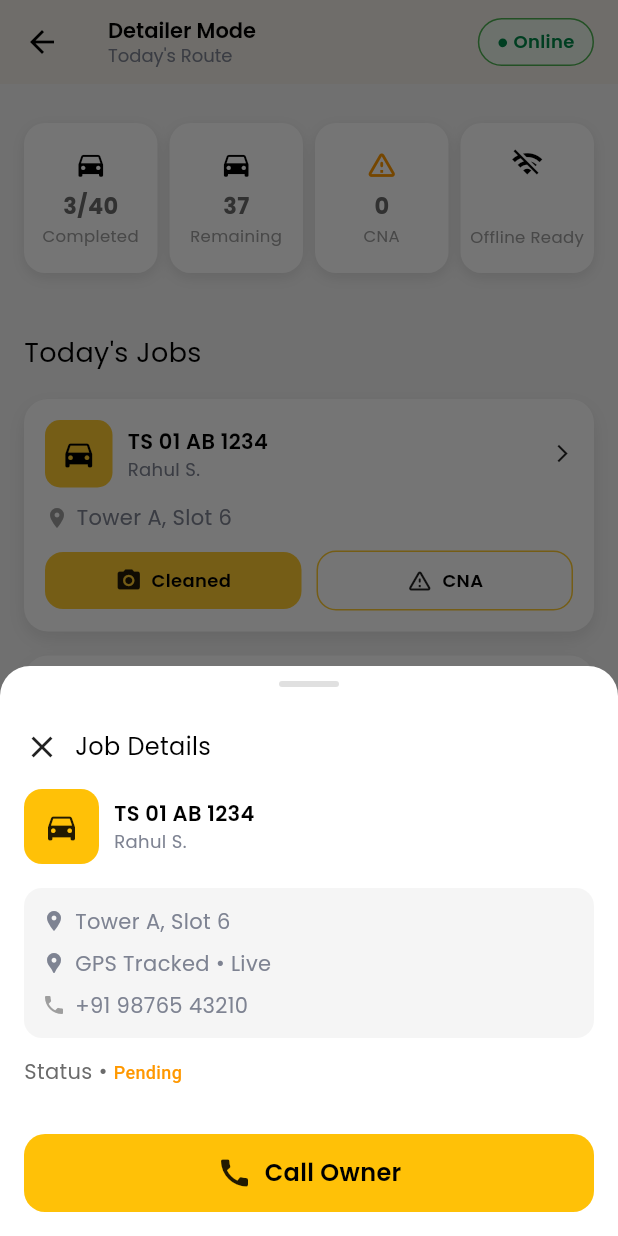
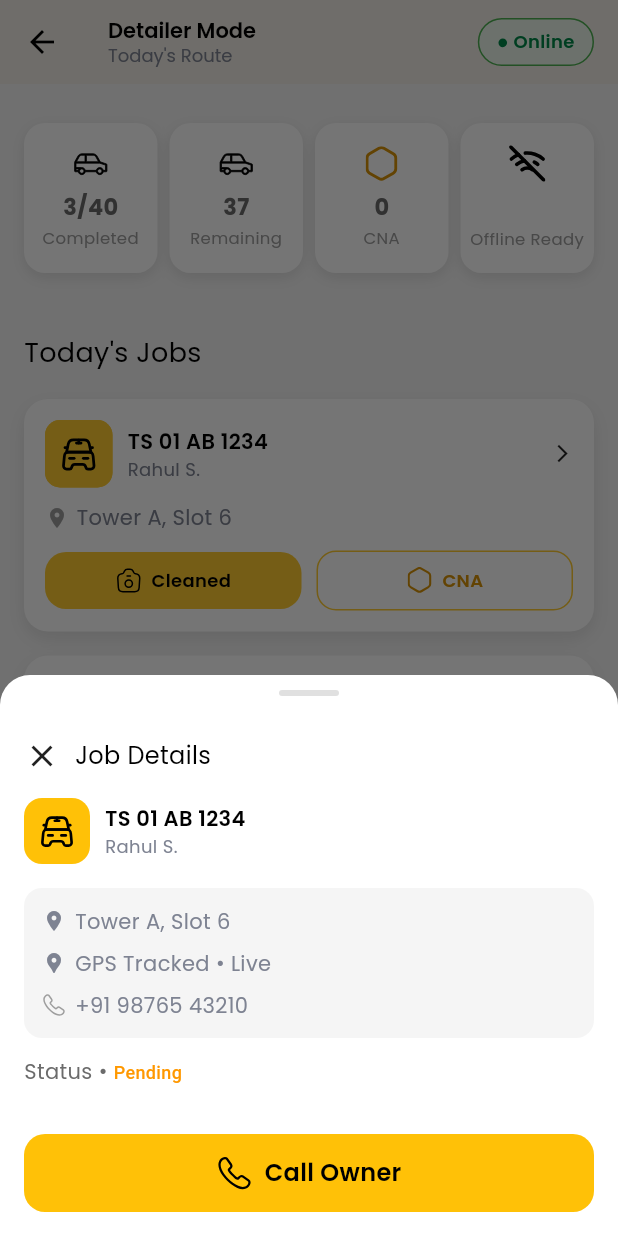
Before and after one commit to Arjun-52/autozy_vendor_app, a Flutter app: the DetailerDashboard screen opened by its route, after a tap on "TS 01 AB 1234", on a phone screen of 412 x 824 dp. Run offline on Flutter 3.47's test engine with Material 3 defaults, Android fonts, the phone set to English and light mode, and no system bars; our stand-ins replace another_flushbar, flutter_svg, go_router, image_picker.

Commit message:
icon changes

```diff
--- a/lib/views/detailer/screens/detailer_dashboard.dart
+++ b/lib/views/detailer/screens/detailer_dashboard.dart
@@ -1,4 +1,5 @@
 import 'package:flutter/material.dart';
+import 'package:flutter_svg/svg.dart';
 import 'package:provider/provider.dart';
 import '../widgets/status_card.dart';
 import '../widgets/job_card.dart';
@@ -119,10 +120,14 @@ class _DetailerDashboardState extends State<DetailerDashboard> {
             const SizedBox(height: 10),
 
             Row(
-              children: const [
+              children: [
                 Expanded(
                   child: StatusCard(
-                    icon: Icons.directions_car,
+                    icon: SvgPicture.asset(
+                      "assets/images/Car.svg",
+                      height: 24,
+                      width: 24,
+                    ),
                     title: "3/40",
                     subtitle: "Completed",
                   ),
@@ -131,7 +136,11 @@ class _DetailerDashboardState extends State<DetailerDashboard> {
 
                 Expanded(
                   child: StatusCard(
-                    icon: Icons.directions_car,
+                    icon: SvgPicture.asset(
+                      "assets/images/Car.svg",
+                      height: 24,
+                      width: 24,
+                    ),
                     title: "37",
                     subtitle: "Remaining",
                   ),
@@ -140,7 +149,11 @@ class _DetailerDashboardState extends State<DetailerDashboard> {
 
                 Expanded(
                   child: StatusCard(
-                    icon: Icons.warning_amber_rounded,
+                    icon: SvgPicture.asset(
+                      "assets/images/disclaimer.svg",
+                      height: 24,
+                      width: 24,
+                    ),
                     title: "0",
                     subtitle: "CNA",
                     iconColor: Colors.orange,
@@ -150,7 +163,11 @@ class _DetailerDashboardState extends State<DetailerDashboard> {
 
                 Expanded(
                   child: StatusCard(
-                    icon: Icons.wifi_off,
+                    icon: SvgPicture.asset(
+                      "assets/images/wifi_off.svg",
+                      height: 24,
+                      width: 24,
+                    ),
                     title: "",
                     subtitle: "Offline Ready",
                   ),
--- a/lib/views/detailer/widgets/capture_photo_bottom_sheet.dart
+++ b/lib/views/detailer/widgets/capture_photo_bottom_sheet.dart
@@ -1,6 +1,7 @@
 import 'package:autozy_vendor_app/core/utils/snackbar_helper.dart';
 import 'package:autozy_vendor_app/core/services/navigation_service.dart';
 import 'package:flutter/material.dart';
+import 'package:flutter_svg/svg.dart';
 import 'package:provider/provider.dart';
 import 'package:image_picker/image_picker.dart';
 import 'dart:io';
@@ -141,12 +142,20 @@ class _CapturePhotoBottomSheetState extends State<CapturePhotoBottomSheet> {
                       color: Colors.amber,
                       borderRadius: BorderRadius.circular(14),
                     ),
-                    child: const Row(
+                    child: Row(
                       mainAxisAlignment: MainAxisAlignment.center,
                       children: [
-                        Icon(Icons.camera_alt),
-                        SizedBox(width: 8),
-                        Text(
+                        SvgPicture.asset(
+                          "assets/images/camera.svg",
+                          height: 24,
+                          width: 24,
+                          colorFilter: const ColorFilter.mode(
+                            Colors.black,
+                            BlendMode.srcIn,
+                          ),
+                        ),
+                        const SizedBox(width: 8),
+                        const Text(
                           "Take Photo",
                           style: TextStyle(
                             fontWeight: FontWeight.w500,
--- a/lib/views/detailer/widgets/job_card.dart
+++ b/lib/views/detailer/widgets/job_card.dart
@@ -2,6 +2,7 @@ import 'dart:core';
 
 import 'package:autozy_vendor_app/views/detailer/widgets/capture_photo_bottom_sheet.dart';
 import 'package:flutter/material.dart';
+import 'package:flutter_svg/svg.dart';
 import 'package:provider/provider.dart';
 import '../../../core/constants/app_colors.dart';
 import '../../../viewmodels/dashboard_viewmodel.dart';
@@ -80,10 +81,25 @@ class JobCard extends StatelessWidget {
                         : AppColors.primary,
                     borderRadius: BorderRadius.circular(10),
                   ),
-                  child: Icon(
-                    isCNA ? Icons.directions_car : Icons.directions_car,
-                    color: isCNA ? Colors.red.shade500 : Colors.black,
-                    size: 24,
+                  child: Container(
+                    height: 44,
+                    width: 44,
+                    padding: const EdgeInsets.all(10.29),
+                    decoration: BoxDecoration(
+                      color: isCNA
+                          ? Colors.red.shade100
+                          : isCompleted
+                          ? Colors.grey.shade400
+                          : AppColors.primary,
+                      borderRadius: BorderRadius.circular(10),
+                    ),
+                    child: SvgPicture.asset(
+                      "assets/images/car2.svg",
+                      height: 20,
+                      width: 20,
+                      fit: BoxFit.contain,
+                      color: isCNA ? Colors.red.shade500 : Colors.black,
+                    ),
                   ),
                 ),
 
@@ -171,14 +187,22 @@ class JobCard extends StatelessWidget {
                         padding: const EdgeInsets.symmetric(vertical: 10),
                         decoration: BoxDecoration(
                           color: AppColors.primary,
-                          borderRadius: BorderRadius.circular(12),
+                          borderRadius: BorderRadius.circular(14),
                         ),
-                        child: const Row(
+                        child: Row(
                           mainAxisAlignment: MainAxisAlignment.center,
                           children: [
-                            Icon(Icons.camera_alt, size: 18),
-                            SizedBox(width: 6),
-                            Text(
+                            SvgPicture.asset(
+                              "assets/images/camera.svg",
+                              height: 18,
+                              width: 18,
+                              colorFilter: const ColorFilter.mode(
+                                Colors.black,
+                                BlendMode.srcIn,
+                              ),
+                            ),
+                            const SizedBox(width: 6),
+                            const Text(
                               "Cleaned",
                               style: TextStyle(
                                 fontWeight: FontWeight.w600,
@@ -208,17 +232,25 @@ class JobCard extends StatelessWidget {
                           border: Border.all(color: AppColors.primary),
                           borderRadius: BorderRadius.circular(13),
                         ),
-                        child: const Row(
+                        child: Row(
                           mainAxisAlignment: MainAxisAlignment.center,
                           children: [
-                            Icon(Icons.warning_amber_rounded, size: 18),
-                            SizedBox(width: 6),
-                            Text(
+                            SvgPicture.asset(
+                              "assets/images/disclaimer.svg",
+                              height: 18,
+                              width: 18,
+                              colorFilter: const ColorFilter.mode(
+                                Color(0xffD79306),
+                                BlendMode.srcIn,
+                              ),
+                            ),
+                            const SizedBox(width: 6),
+                            const Text(
                               "CNA",
                               style: TextStyle(
                                 fontSize: 12,
                                 fontWeight: FontWeight.w600,
-                                color: Colors.black,
+                                color: Color(0xffD79306),
                               ),
                             ),
                           ],
@@ -253,11 +285,19 @@ class JobCard extends StatelessWidget {
                         ),
                       ],
                     ),
-                    child: const Row(
+                    child: Row(
                       mainAxisAlignment: MainAxisAlignment.center,
                       children: [
-                        Icon(Icons.undo, size: 18),
-                        SizedBox(width: 6),
+                        SvgPicture.asset(
+                          "assets/images/undo.svg",
+                          height: 18,
+                          width: 18,
+                          colorFilter: const ColorFilter.mode(
+                            Colors.black,
+                            BlendMode.srcIn,
+                          ),
+                        ),
+                        const SizedBox(width: 6),
                         Text(
                           "Undo",
                           style: TextStyle(
@@ -294,7 +334,15 @@ class JobCard extends StatelessWidget {
                     child: Row(
                       mainAxisAlignment: MainAxisAlignment.center,
                       children: [
-                        Icon(Icons.undo, size: 18, color: Colors.black),
+                        SvgPicture.asset(
+                          "assets/images/undo.svg",
+                          height: 18,
+                          width: 18,
+                          colorFilter: const ColorFilter.mode(
+                            Colors.black,
+                            BlendMode.srcIn,
+                          ),
+                        ),
                         const SizedBox(width: 6),
                         Text(
                           "Undo",
--- a/lib/views/detailer/widgets/job_details_bottom_sheet.dart
+++ b/lib/views/detailer/widgets/job_details_bottom_sheet.dart
@@ -1,5 +1,6 @@
 import 'package:autozy_vendor_app/data/models/job_model.dart';
 import 'package:flutter/material.dart';
+import 'package:flutter_svg/svg.dart';
 import 'package:provider/provider.dart';
 import '../../../viewmodels/dashboard_viewmodel.dart';
 
@@ -96,13 +97,22 @@ class JobDetailsBottomSheet extends StatelessWidget {
                     Row(
                       children: [
                         Container(
-                          height: 50,
-                          width: 50,
+                          height: 44,
+                          width: 44,
                           decoration: BoxDecoration(
                             color: Colors.amber,
                             borderRadius: BorderRadius.circular(12),
                           ),
-                          child: const Icon(Icons.directions_car),
+                          child: Padding(
+                            padding: const EdgeInsets.all(10.29),
+                            child: SvgPicture.asset(
+                              "assets/images/car2.svg",
+                              height: 20,
+                              width: 20,
+                              fit: BoxFit.contain,
+                              color: isCNA ? Colors.red : Colors.black,
+                            ),
+                          ),
                         ),
                         const SizedBox(width: 10),
                         Column(
@@ -179,10 +189,14 @@ class JobDetailsBottomSheet extends StatelessWidget {
                           const SizedBox(height: 8),
                           Row(
                             children: [
-                              const Icon(
-                                Icons.phone,
-                                size: 16,
-                                color: Colors.grey,
+                              SvgPicture.asset(
+                                "assets/images/call.svg",
+                                height: 16,
+                                width: 16,
+                                colorFilter: ColorFilter.mode(
+                                  Colors.grey,
+                                  BlendMode.srcIn,
+                                ),
                               ),
                               const SizedBox(width: 6),
                               Text(
@@ -230,12 +244,20 @@ class JobDetailsBottomSheet extends StatelessWidget {
                   color: Colors.amber,
                   borderRadius: BorderRadius.circular(14),
                 ),
-                child: const Row(
+                child: Row(
                   mainAxisAlignment: MainAxisAlignment.center,
                   children: [
-                    Icon(Icons.call),
-                    SizedBox(width: 8),
-                    Text(
+                    SvgPicture.asset(
+                      "assets/images/call.svg",
+                      height: 24,
+                      width: 24,
+                      colorFilter: const ColorFilter.mode(
+                        Colors.black,
+                        BlendMode.srcIn,
+                      ),
+                    ),
+                    const SizedBox(width: 8),
+                    const Text(
                       "Call Owner",
                       style: TextStyle(
                         color: Colors.black,
--- a/lib/views/detailer/widgets/status_card.dart
+++ b/lib/views/detailer/widgets/status_card.dart
@@ -1,7 +1,7 @@
 import 'package:flutter/material.dart';
 
 class StatusCard extends StatelessWidget {
-  final IconData icon;
+  final Widget icon;
   final String title;
   final String subtitle;
   final Color? iconColor;
@@ -34,7 +34,12 @@ class StatusCard extends StatelessWidget {
       child: Column(
         mainAxisAlignment: MainAxisAlignment.center,
         children: [
-          Icon(icon, size: 22, color: iconColor ?? Colors.black),
+          iconColor != null
+              ? IconTheme(
+                  data: IconThemeData(color: iconColor),
+                  child: icon,
+                )
+              : icon,
           const SizedBox(height: 6),
 
           Text(
--- a/lib/views/inspector/screens/inspector_dashboard.dart
+++ b/lib/views/inspector/screens/inspector_dashboard.dart
@@ -85,7 +85,7 @@ class _InspectorDashboardState extends State<InspectorDashboard> {
               children: [
                 Expanded(
                   child: StatusCard(
-                    icon: Icons.directions_car,
+                    icon: Icon(Icons.directions_car),
                     title: vm.approvedCount.toString(),
                     subtitle: "Approved",
                     iconColor: Colors.black,
@@ -94,7 +94,7 @@ class _InspectorDashboardState extends State<InspectorDashboard> {
                 SizedBox(width: 10),
                 Expanded(
                   child: StatusCard(
-                    icon: Icons.directions_car,
+                    icon: Icon(Icons.directions_car),
                     title: vm.pendingCount.toString(),
                     subtitle: "Pending",
                     iconColor: Colors.black,
@@ -103,7 +103,7 @@ class _InspectorDashboardState extends State<InspectorDashboard> {
                 SizedBox(width: 10),
                 Expanded(
                   child: StatusCard(
-                    icon: Icons.warning,
+                    icon: Icon(Icons.warning),
                     title: vm.flaggedCount.toString(),
                     subtitle: "Flagged",
                     iconColor: Colors.red,
```
Also changed, not shown: assets/images/call.svg (added), assets/images/camera.svg (added), assets/images/car2.svg (added), assets/images/disclaimer.svg (renamed from assets/images/Vector.svg), assets/images/undo.svg (added), assets/images/wifi_off.svg (renamed from assets/images/widi.svg).
